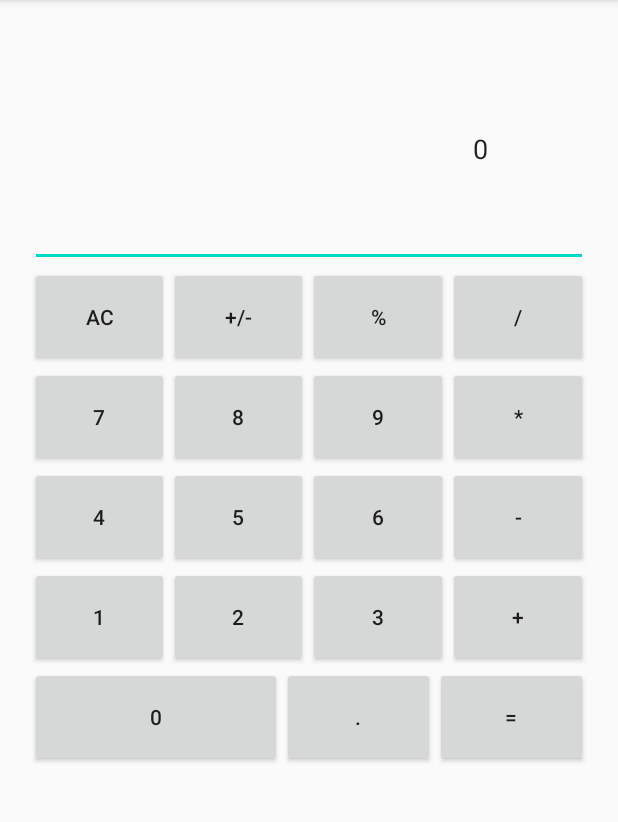
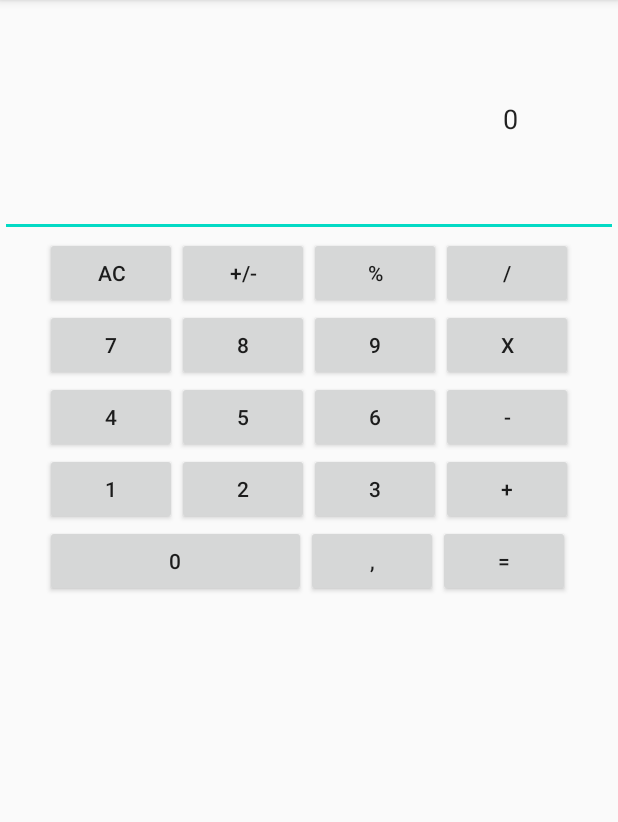
Before and after one commit to onurcangunaydin/LayoutsPractice, an Android app: the screen it shows after launch (MainActivity), on a phone screen of 412 x 824 dp, the part 84-906 px from its top. Run offline under Robolectric (Android 15) with nearby library versions, the phone set to English and light mode, and no system bars.

Commit message:
add relativelayout

```diff
--- a/app/src/main/res/layout/activity_main.xml
+++ b/app/src/main/res/layout/activity_main.xml
@@ -1,188 +1,171 @@
 <?xml version="1.0" encoding="utf-8"?>
-<LinearLayout xmlns:android="http://schemas.android.com/apk/res/android"
+<RelativeLayout xmlns:android="http://schemas.android.com/apk/res/android"
+    xmlns:app="http://schemas.android.com/apk/res-auto"
     xmlns:tools="http://schemas.android.com/tools"
     android:layout_width="match_parent"
-    android:layout_height="wrap_content"
-    tools:context=".MainActivity"
-    android:padding="20dp"
-    android:orientation="vertical">
+    android:layout_height="match_parent"
+    tools:context=".MainActivity">
+
 
     <EditText
+        android:id="@+id/edit_text"
+        android:gravity="right"
         android:layout_width="match_parent"
         android:layout_height="wrap_content"
-        android:gravity="right"
         android:inputType="numberDecimal"
-        android:padding="30pt"
-        android:text="0"/>
-
-    <TableLayout
-        android:layout_width="match_parent"
-        android:layout_height="wrap_content"
-        >
-
-        <TableRow
-            android:layout_width="match_parent"
-            android:layout_height="match_parent" >
+        android:text="0"
+        android:padding="30pt" />
 
     <Button
-                android:id="@+id/btn_ac"
-                android:layout_width="30pt"
-                android:layout_height="30pt"
-                android:layout_weight="1"
+        android:id="@+id/btn_1"
+        android:layout_width="wrap_content"
+        android:layout_height="wrap_content"
+        android:layout_below="@id/edit_text"
+        android:layout_marginStart="30dp"
         android:text="AC" />
 
     <Button
-                android:id="@+id/btn_hull"
-                android:layout_width="30pt"
-                android:layout_height="30pt"
-                android:layout_weight="1"
+        android:id="@+id/btn_2"
+        android:layout_width="wrap_content"
+        android:layout_height="wrap_content"
+        android:layout_below="@id/edit_text"
+        android:layout_toEndOf="@id/btn_1"
         android:text="+/-" />
 
     <Button
-                android:id="@+id/btn_yuzde"
-                android:layout_width="30pt"
-                android:layout_height="30pt"
-                android:layout_weight="1"
+        android:id="@+id/btn_3"
+        android:layout_width="wrap_content"
+        android:layout_height="wrap_content"
+        android:layout_below="@id/edit_text"
+        android:layout_toEndOf="@id/btn_2"
         android:text="%" />
 
     <Button
-                android:id="@+id/btn_divide"
-                android:layout_width="30pt"
-                android:layout_height="30pt"
-                android:layout_weight="1"
+        android:id="@+id/btn_4"
+        android:layout_width="wrap_content"
+        android:layout_height="wrap_content"
+        android:layout_below="@id/edit_text"
+        android:layout_toEndOf="@id/btn_3"
         android:text="/" />
-        </TableRow>
 
-        <TableRow
-            android:layout_width="match_parent"
-            android:layout_height="match_parent">
+    <Button
+        android:id="@+id/btn_5"
+        android:layout_width="wrap_content"
+        android:layout_height="wrap_content"
+        android:layout_below="@id/btn_1"
+        android:layout_marginStart="30dp"
+        android:text="7" />
+
+    <Button
+        android:id="@+id/btn_6"
+        android:layout_width="wrap_content"
+        android:layout_height="wrap_content"
+        android:layout_below="@id/btn_2"
+        android:layout_toEndOf="@id/btn_5"
+        android:text="8" />
 
     <Button
         android:id="@+id/btn_7"
-                android:layout_width="30pt"
-                android:layout_height="30pt"
-                android:layout_weight="1"
-                android:text="7" />
-
+        android:layout_width="wrap_content"
+        android:layout_height="wrap_content"
+        android:layout_below="@id/btn_3"
+        android:layout_toEndOf="@id/btn_6"
+        android:text="9" />
 
     <Button
         android:id="@+id/btn_8"
-                android:layout_width="30pt"
-                android:layout_height="30pt"
-                android:layout_weight="1"
-                android:text="8" />
-
+        android:layout_width="wrap_content"
+        android:layout_height="wrap_content"
+        android:layout_below="@id/btn_4"
+        android:layout_toEndOf="@id/btn_7"
+        android:text="X" />
 
     <Button
         android:id="@+id/btn_9"
-                android:layout_width="30pt"
-                android:layout_height="30pt"
-                android:layout_weight="1"
-                android:text="9" />
-
-
-            <Button
-                android:id="@+id/btn_carp"
-                android:layout_width="30pt"
-                android:layout_height="30pt"
-                android:layout_weight="1"
-                android:text="*" />
-        </TableRow>
-
-        <TableRow
-            android:layout_width="match_parent"
-            android:layout_height="match_parent" >
-
-            <Button
-                android:id="@+id/btn_4"
-                android:layout_width="30pt"
-                android:layout_height="30pt"
-                android:layout_weight="1"
+        android:layout_width="wrap_content"
+        android:layout_height="wrap_content"
+        android:layout_below="@id/btn_5"
+        android:layout_marginStart="30dp"
         android:text="4" />
 
     <Button
-                android:id="@+id/btn_5"
-                android:layout_width="30pt"
-                android:layout_height="30pt"
-                android:layout_weight="1"
+        android:id="@+id/btn_10"
+        android:layout_width="wrap_content"
+        android:layout_height="wrap_content"
+        android:layout_below="@id/btn_6"
+        android:layout_toEndOf="@id/btn_9"
         android:text="5" />
 
     <Button
-                android:id="@+id/btn_6"
-                android:layout_width="30pt"
-                android:layout_height="30pt"
-                android:layout_weight="1"
+        android:id="@+id/btn_11"
+        android:layout_width="wrap_content"
+        android:layout_height="wrap_content"
+        android:layout_below="@id/btn_7"
+        android:layout_toEndOf="@id/btn_10"
         android:text="6" />
 
     <Button
-                android:id="@+id/btn_eksi"
-                android:layout_width="30pt"
-                android:layout_height="30pt"
-                android:layout_weight="1"
+        android:id="@+id/btn_12"
+        android:layout_width="wrap_content"
+        android:layout_height="wrap_content"
+        android:layout_below="@id/btn_8"
+        android:layout_toEndOf="@id/btn_11"
         android:text="-" />
-        </TableRow>
-
-        <TableRow
-            android:layout_width="match_parent"
-            android:layout_height="match_parent" >
 
     <Button
-                android:id="@+id/btn_1"
-                android:layout_width="30pt"
-                android:layout_height="30pt"
-                android:layout_weight="1"
+        android:id="@+id/btn_13"
+        android:layout_width="wrap_content"
+        android:layout_height="wrap_content"
+        android:layout_below="@id/btn_12"
+        android:layout_marginStart="30dp"
         android:text="1" />
 
     <Button
-                android:id="@+id/btn_2"
-                android:layout_width="30pt"
-                android:layout_height="30pt"
-                android:layout_weight="1"
+        android:id="@+id/btn_14"
+        android:layout_width="wrap_content"
+        android:layout_height="wrap_content"
+        android:layout_below="@id/btn_12"
+        android:layout_toEndOf="@id/btn_13"
         android:text="2" />
 
     <Button
-                android:id="@+id/btn_3"
-                android:layout_width="30pt"
-                android:layout_height="30pt"
-                android:layout_weight="1"
+        android:id="@+id/btn_15"
+        android:layout_width="wrap_content"
+        android:layout_height="wrap_content"
+        android:layout_below="@id/btn_10"
+        android:layout_toEndOf="@id/btn_14"
         android:text="3" />
 
     <Button
-                android:id="@+id/btn_arti"
-                android:layout_width="30pt"
-                android:layout_height="30pt"
-                android:layout_weight="1"
+        android:id="@+id/btn_16"
+        android:layout_width="wrap_content"
+        android:layout_height="wrap_content"
+        android:layout_below="@id/btn_11"
+        android:layout_toEndOf="@id/btn_15"
         android:text="+" />
-        </TableRow>
-
-    </TableLayout>
-
-    <LinearLayout
-        android:layout_width="match_parent"
-        android:layout_height="wrap_content"
-        android:orientation="horizontal">
-
 
     <Button
-            android:id="@+id/btn_0"
-            android:layout_width="60pt"
-            android:layout_height="30pt"
-            android:layout_weight="1"
+        android:id="@+id/btn_17"
+        android:layout_width="174dp"
+        android:layout_height="wrap_content"
+        android:layout_below="@id/btn_13"
+        android:layout_marginStart="30dp"
         android:text="0" />
 
     <Button
-            android:id="@+id/btn_nokta"
-            android:layout_width="30pt"
-            android:layout_height="30pt"
-            android:layout_weight="1"
-            android:text="." />
+        android:id="@+id/btn_18"
+        android:layout_width="wrap_content"
+        android:layout_height="wrap_content"
+        android:layout_below="@id/btn_14"
+        android:layout_toEndOf="@id/btn_17"
+        android:text="," />
 
     <Button
-            android:id="@+id/btn_esit"
-            android:layout_width="30pt"
-            android:layout_height="30pt"
-            android:layout_weight="1"
+        android:id="@+id/btn_19"
+        android:layout_width="wrap_content"
+        android:layout_height="wrap_content"
+        android:layout_below="@id/btn_15"
+        android:layout_toEndOf="@id/btn_18"
         android:text="=" />
-    </LinearLayout>
 
-</LinearLayout>
+</RelativeLayout>
```
Lines whose indentation alone changed are shown as unchanged.
